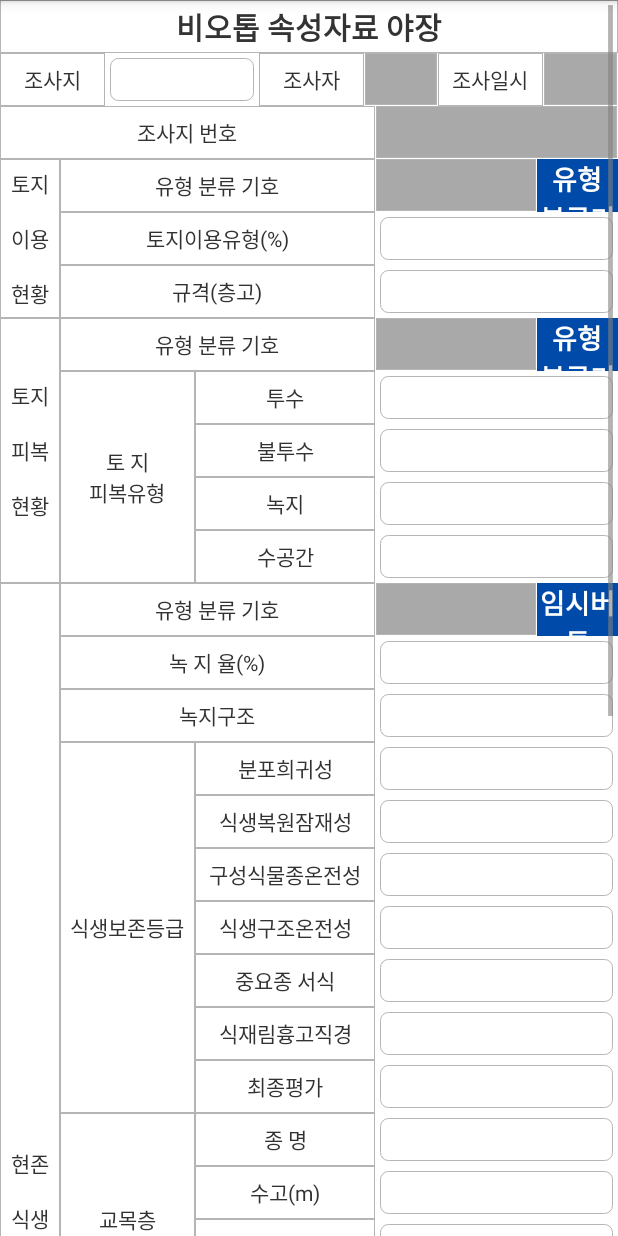
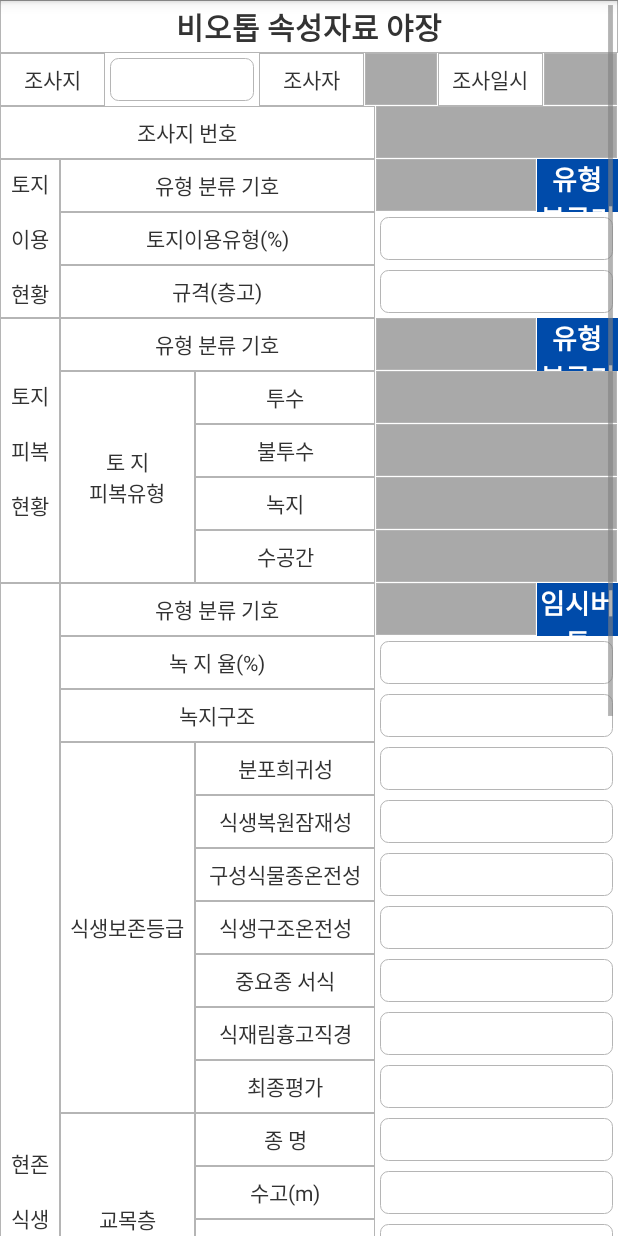
Before and after one commit to nokr82/hntecology, an Android app: the layout activity_biotope.xml on its own in the app's theme, with its tools: preview values and no code run, on a phone screen of 412 x 824 dp. Run offline under Robolectric (Android 15) with nearby library versions, the phone set to English and light mode, and no system bars.

Commit message:
20180914  해리 업데이트 추가.

```diff
--- a/app/src/main/res/layout/activity_biotope.xml
+++ b/app/src/main/res/layout/activity_biotope.xml
@@ -19,16 +19,33 @@
             android:orientation="vertical"
             android:background="@color/white"
             >
+            <LinearLayout
+                android:layout_width="match_parent"
+                android:layout_height="wrap_content"
+                android:orientation="horizontal"
+                >
+
             <TextView
-                android:layout_width="match_parent"
+                android:layout_width="0dp"
                 android:layout_height="35dp"
                 android:textColor="#333333"
                 android:textSize="20.2sp"
                 android:textStyle="bold"
+                android:layout_weight="3"
                 android:text="비오톱 속성자료 야장"
                 android:gravity="center"
                 style="@style/BiotopeTextView"
                 />
+            <Button
+                android:layout_width="0dp"
+                android:layout_height="match_parent"
+                android:layout_weight="1"
+                android:text="내용 클리어"
+                style="@style/dlgcommonButton"
+                android:visibility="gone"
+                />
+            </LinearLayout>
+
             <LinearLayout
                 android:layout_width="match_parent"
                 android:layout_height="35dp"
@@ -155,7 +172,6 @@
                                 android:id="@+id/TVlumGroupNumTV"
                                 android:gravity="center"
                                 style="@style/BiotopeTextViewDisabled"
-
                                 />
                             <EditText
                                 android:layout_width="0dp"
@@ -324,7 +340,8 @@
                                         android:layout_weight="2"
                                         android:maxLength="1"
                                         android:id="@+id/etlcmTypepET"
-                                        style="@style/BiotopeEditText"
+                                        style="@style/BiotopeTextViewDisabled"
+
                                         />
 
                                 </LinearLayout>
@@ -348,7 +365,8 @@
                                         android:layout_weight="2"
                                         android:maxLength="1"
                                         android:id="@+id/etlcmTypeiET"
-                                        style="@style/BiotopeEditText"
+                                        style="@style/BiotopeTextViewDisabled"
+
                                         />
 
                                 </LinearLayout>
@@ -372,7 +390,7 @@
                                         android:layout_weight="2"
                                         android:maxLength="1"
                                         android:id="@+id/etlcmTypegET"
-                                        style="@style/BiotopeEditText"
+                                        style="@style/BiotopeTextViewDisabled"
                                         />
 
                                 </LinearLayout>
@@ -396,11 +414,11 @@
                                         android:layout_weight="2"
                                         android:maxLength="1"
                                        android:id="@+id/etlcmTypewET"
-                                       style="@style/BiotopeEditText"
+                                       style="@style/BiotopeTextViewDisabled"
                                        />
 
+                                </LinearLayout>
 
-                                </LinearLayout>
                             </LinearLayout>
 
                         </LinearLayout>
```
Also changed, not shown: app/src/main/java/hntecology/ecology/BiotopeActivity.kt (+70 -11 lines), app/src/main/java/hntecology/ecology/DlgCommonActivity.kt (+11 -0 lines), app/src/main/java/hntecology/ecology/base/DataBaseHelper.java (+39 -6 lines), app/src/main/java/hntecology/ecology/model/Biotope_attribute.kt (line endings or trailing spaces).
